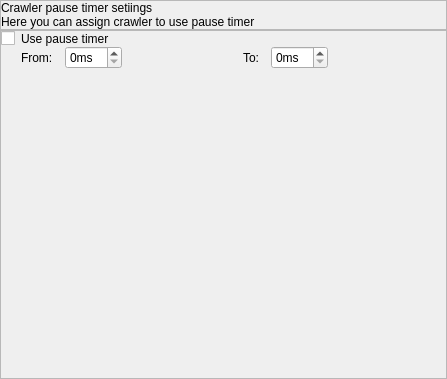
andrascii/RiveSolutions_SEO_Spider, file seospider/ui/crawler_pause_settings_widget.ui: the form before one commit.
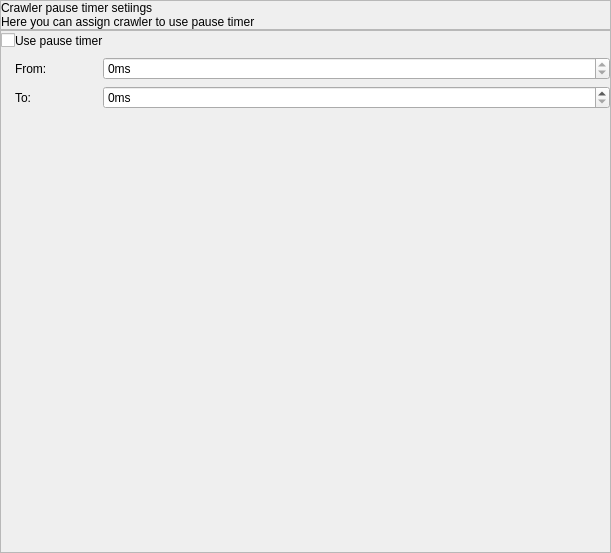
The form after the commit.

Commit message: Доделана логика страница Crawler Pause

```diff
--- a/seospider/ui/crawler_pause_settings_widget.ui
+++ b/seospider/ui/crawler_pause_settings_widget.ui
@@ -6,8 +6,8 @@
    <rect>
     <x>0</x>
     <y>0</y>
-    <width>447</width>
-    <height>379</height>
+    <width>611</width>
+    <height>553</height>
    </rect>
   </property>
   <property name="windowTitle">
@@ -94,38 +94,66 @@
      <property name="frameShadow">
       <enum>QFrame::Raised</enum>
      </property>
+     <layout class="QVBoxLayout" name="verticalLayout_4">
+      <property name="spacing">
+       <number>0</number>
+      </property>
+      <property name="leftMargin">
+       <number>0</number>
+      </property>
+      <property name="topMargin">
+       <number>0</number>
+      </property>
+      <property name="rightMargin">
+       <number>0</number>
+      </property>
+      <property name="bottomMargin">
+       <number>0</number>
+      </property>
+      <item>
      <layout class="QGridLayout" name="gridLayout">
-      <property name="leftMargin">
-       <number>0</number>
-      </property>
-      <property name="topMargin">
-       <number>0</number>
-      </property>
-      <property name="rightMargin">
-       <number>0</number>
-      </property>
-      <property name="bottomMargin">
-       <number>0</number>
-      </property>
       <property name="horizontalSpacing">
-       <number>6</number>
+         <number>0</number>
       </property>
       <property name="verticalSpacing">
+         <number>6</number>
+        </property>
+        <item row="1" column="4">
+         <widget class="QSpinBox" name="fromPauseTimerSpinBox">
+          <property name="suffix">
+           <string>ms</string>
+          </property>
+          <property name="prefix">
+           <string/>
+          </property>
+          <property name="maximum">
        <number>0</number>
       </property>
-      <item row="2" column="1">
-       <spacer name="verticalSpacer">
+          <property name="controlKey" stdset="0">
+           <string notr="true">fromPauseTimer</string>
+          </property>
+         </widget>
+        </item>
+        <item row="0" column="4">
+         <spacer name="horizontalSpacer">
         <property name="orientation">
-         <enum>Qt::Vertical</enum>
+           <enum>Qt::Horizontal</enum>
         </property>
         <property name="sizeHint" stdset="0">
          <size>
-          <width>20</width>
-          <height>40</height>
+            <width>40</width>
+            <height>20</height>
          </size>
         </property>
        </spacer>
       </item>
+        <item row="1" column="1" colspan="2">
+         <widget class="QLabel" name="label_2">
+          <property name="text">
+           <string>From:</string>
+          </property>
+         </widget>
+        </item>
       <item row="0" column="0">
        <widget class="QCheckBox" name="usePauseTimerCheckBox">
         <property name="text">
@@ -139,92 +167,47 @@
         </property>
        </widget>
       </item>
-      <item row="0" column="1" colspan="2">
+        <item row="0" column="1" colspan="3">
        <widget class="QLabel" name="label">
         <property name="text">
          <string>Use pause timer</string>
         </property>
        </widget>
       </item>
-      <item row="1" column="1">
-       <layout class="QHBoxLayout" name="horizontalLayout">
-        <property name="spacing">
-         <number>12</number>
-        </property>
-        <item>
-         <widget class="QLabel" name="label_2">
-          <property name="text">
-           <string>From:</string>
-          </property>
-         </widget>
-        </item>
-        <item>
-         <widget class="QSpinBox" name="fromPauseTimerSpinBox">
-          <property name="suffix">
-           <string>ms</string>
-          </property>
-          <property name="prefix">
-           <string/>
-          </property>
-          <property name="controlKey" stdset="0">
-           <string notr="true">fromPauseTimer</string>
-          </property>
-         </widget>
-        </item>
-        <item>
-         <spacer name="horizontalSpacer_3">
-          <property name="orientation">
-           <enum>Qt::Horizontal</enum>
-          </property>
-          <property name="sizeHint" stdset="0">
-           <size>
-            <width>40</width>
-            <height>20</height>
-           </size>
-          </property>
-         </spacer>
-        </item>
-       </layout>
-      </item>
-      <item row="1" column="2">
-       <layout class="QHBoxLayout" name="horizontalLayout_2">
-        <property name="spacing">
-         <number>12</number>
-        </property>
-        <property name="leftMargin">
-         <number>6</number>
-        </property>
-        <item>
+        <item row="2" column="1">
          <widget class="QLabel" name="label_3">
           <property name="text">
            <string>To:</string>
           </property>
          </widget>
         </item>
-        <item>
+        <item row="2" column="4">
          <widget class="QSpinBox" name="toPauseTimerSpinBox">
           <property name="suffix">
            <string>ms</string>
           </property>
+          <property name="maximum">
+           <number>30000</number>
+          </property>
           <property name="controlKey" stdset="0">
            <string notr="true">toPauseTimer</string>
           </property>
          </widget>
         </item>
+       </layout>
+      </item>
         <item>
-         <spacer name="horizontalSpacer_2">
+       <spacer name="verticalSpacer">
           <property name="orientation">
-           <enum>Qt::Horizontal</enum>
+         <enum>Qt::Vertical</enum>
           </property>
           <property name="sizeHint" stdset="0">
            <size>
-            <width>40</width>
-            <height>20</height>
+          <width>20</width>
+          <height>40</height>
            </size>
           </property>
          </spacer>
-        </item>
-       </layout>
       </item>
      </layout>
     </widget>
```
Lines whose indentation alone changed are shown as unchanged. The commit also changes 3 other files.
